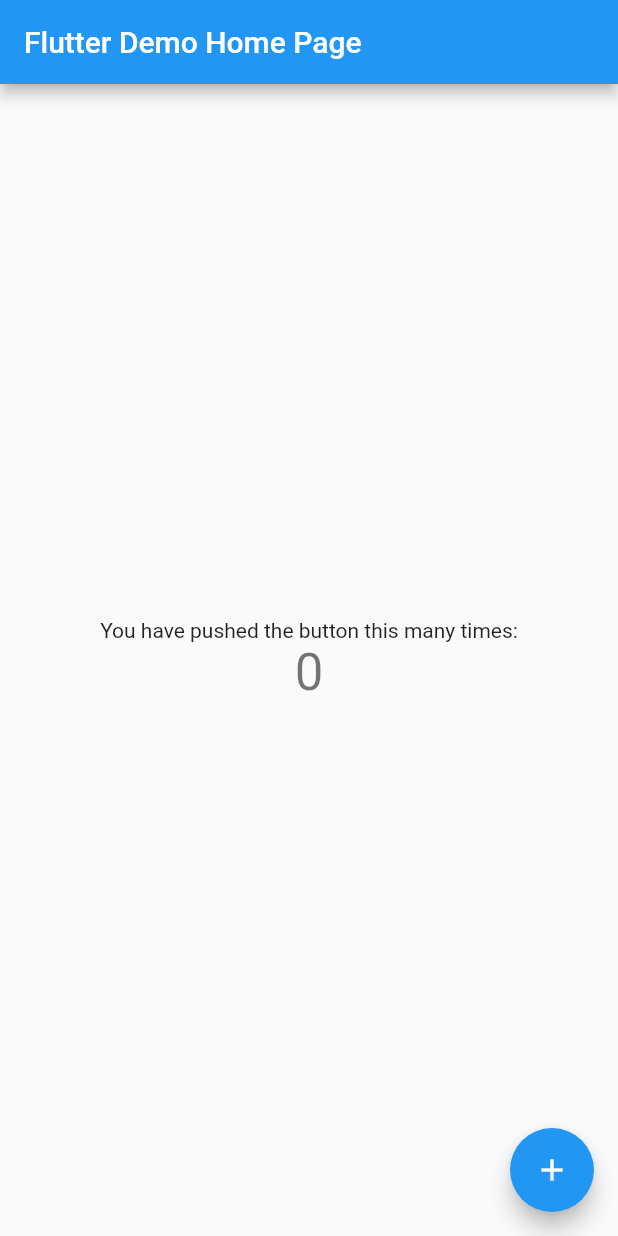
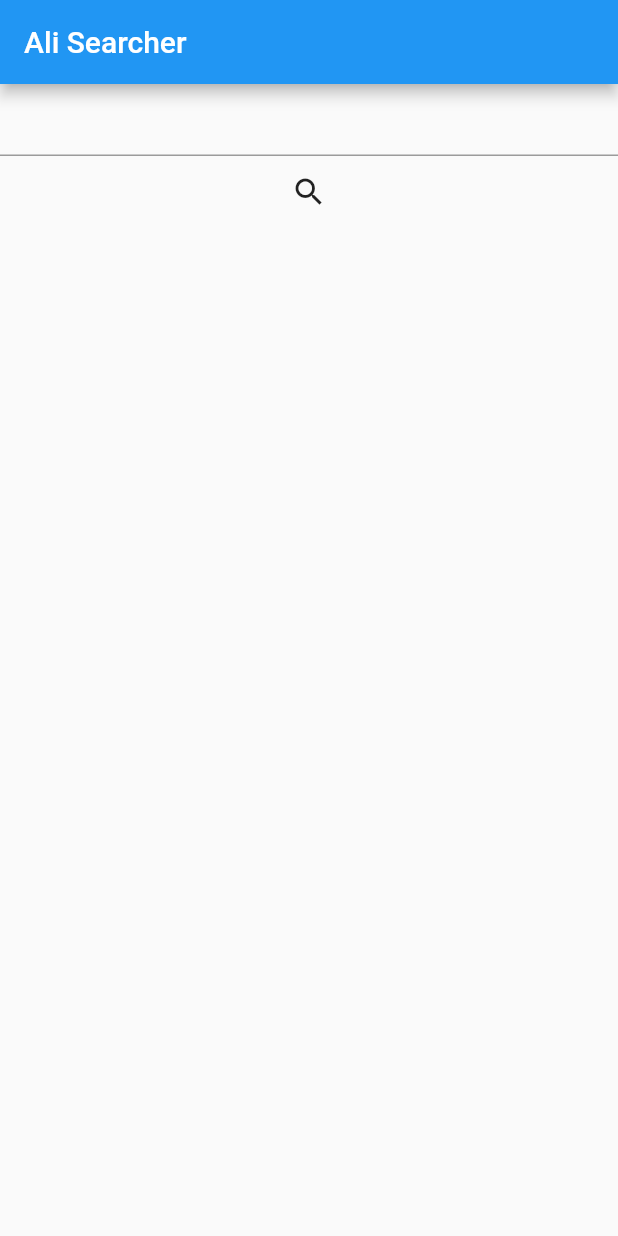
Before and after one commit to virusAl7rbi/alisearcher, a Flutter app: the screen it shows after launch, on a phone screen of 412 x 824 dp. Run offline on Flutter 3.47's test engine with Material 2 defaults, Android fonts, the phone set to English and light mode, and no system bars.

Commit message:
ground design

```diff
--- a/lib/main.dart
+++ b/lib/main.dart
@@ -11,105 +11,32 @@
   @override
   Widget build(BuildContext context) {
     return MaterialApp(
-      title: 'Flutter Demo',
+      title: 'Ali Searcher',
       theme: ThemeData(
-        // This is the theme of your application.
-        //
-        // Try running your application with "flutter run". You'll see the
-        // application has a blue toolbar. Then, without quitting the app, try
-        // changing the primarySwatch below to Colors.green and then invoke
-        // "hot reload" (press "r" in the console where you ran "flutter run",
-        // or simply save your changes to "hot reload" in a Flutter IDE).
-        // Notice that the counter didn't reset back to zero; the application
-        // is not restarted.
         primarySwatch: Colors.blue,
       ),
-      home: const MyHomePage(title: 'Flutter Demo Home Page'),
+      home: const MyHomePage(),
     );
   }
 }
 
-class MyHomePage extends StatefulWidget {
-  const MyHomePage({super.key, required this.title});
-
-  // This widget is the home page of your application. It is stateful, meaning
-  // that it has a State object (defined below) that contains fields that affect
-  // how it looks.
-
-  // This class is the configuration for the state. It holds the values (in this
-  // case the title) provided by the parent (in this case the App widget) and
-  // used by the build method of the State. Fields in a Widget subclass are
-  // always marked "final".
-
-  final String title;
-
-  @override
-  State<MyHomePage> createState() => _MyHomePageState();
-}
-
-class _MyHomePageState extends State<MyHomePage> {
-  int _counter = 0;
-
-  void _incrementCounter() {
-    setState(() {
-      // This call to setState tells the Flutter framework that something has
-      // changed in this State, which causes it to rerun the build method below
-      // so that the display can reflect the updated values. If we changed
-      // _counter without calling setState(), then the build method would not be
-      // called again, and so nothing would appear to happen.
-      _counter++;
-    });
-  }
+class MyHomePage extends StatelessWidget {
+  const MyHomePage({super.key});
 
   @override
   Widget build(BuildContext context) {
-    // This method is rerun every time setState is called, for instance as done
-    // by the _incrementCounter method above.
-    //
-    // The Flutter framework has been optimized to make rerunning build methods
-    // fast, so that you can just rebuild anything that needs updating rather
-    // than having to individually change instances of widgets.
     return Scaffold(
       appBar: AppBar(
-        // Here we take the value from the MyHomePage object that was created by
-        // the App.build method, and use it to set our appbar title.
-        title: Text(widget.title),
+        title: Text("Ali Searcher"),
       ),
-      body: Center(
-        // Center is a layout widget. It takes a single child and positions it
-        // in the middle of the parent.
-        child: Column(
-          // Column is also a layout widget. It takes a list of children and
-          // arranges them vertically. By default, it sizes itself to fit its
-          // children horizontally, and tries to be as tall as its parent.
-          //
-          // Invoke "debug painting" (press "p" in the console, choose the
-          // "Toggle Debug Paint" action from the Flutter Inspector in Android
-          // Studio, or the "Toggle Debug Paint" command in Visual Studio Code)
-          // to see the wireframe for each widget.
-          //
-          // Column has various properties to control how it sizes itself and
-          // how it positions its children. Here we use mainAxisAlignment to
-          // center the children vertically; the main axis here is the vertical
-          // axis because Columns are vertical (the cross axis would be
-          // horizontal).
-          mainAxisAlignment: MainAxisAlignment.center,
-          children: <Widget>[
-            const Text(
-              'You have pushed the button this many times:',
-            ),
-            Text(
-              '$_counter',
-              style: Theme.of(context).textTheme.headline4,
-            ),
-          ],
-        ),
-      ),
-      floatingActionButton: FloatingActionButton(
-        onPressed: _incrementCounter,
-        tooltip: 'Increment',
-        child: const Icon(Icons.add),
-      ), // This trailing comma makes auto-formatting nicer for build methods.
+      body: ListView(children: [
+              Container(
+                child: Column(children: [
+                  TextField(),
+                  IconButton(onPressed: (){}, icon: Icon(Icons.search))
+                ]),
+              )
+      ],),
     );
   }
 }
```
